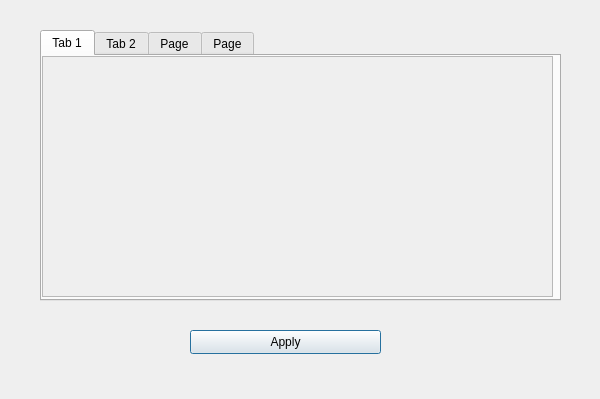
Above: WindowProjectSettings.ui from Kiukey/UnrealManager before the change. Below: the same form after it.
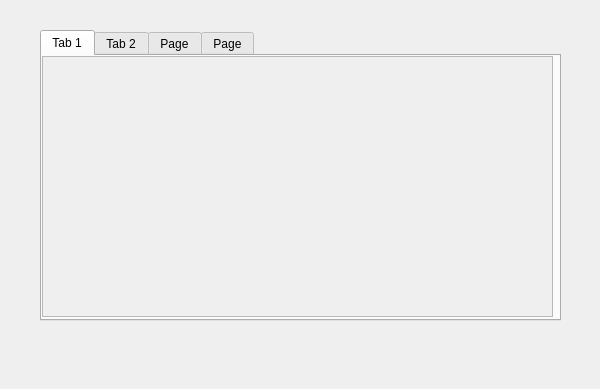
That is the form after the change. The open tabs and pages were chosen to show the change.

Commit message:
Changing settings of created project
by creating a new window inheriting from windowProjectSetting it is now possible to manage settings in creation window and apply them later

```diff
--- a/WindowProjectSettings.ui
+++ b/WindowProjectSettings.ui
@@ -7,7 +7,7 @@
     <x>0</x>
     <y>0</y>
     <width>600</width>
-    <height>399</height>
+    <height>389</height>
    </rect>
   </property>
   <property name="windowTitle">
@@ -19,7 +19,7 @@
      <x>40</x>
      <y>30</y>
      <width>521</width>
-     <height>271</height>
+     <height>291</height>
     </rect>
    </property>
    <property name="currentIndex">
@@ -35,7 +35,7 @@
        <x>0</x>
        <y>0</y>
        <width>511</width>
-       <height>241</height>
+       <height>261</height>
       </rect>
      </property>
      <property name="widgetResizable">
@@ -47,7 +47,7 @@
         <x>0</x>
         <y>0</y>
         <width>509</width>
-        <height>239</height>
+        <height>259</height>
        </rect>
       </property>
      </widget>
@@ -138,19 +138,6 @@
     </widget>
    </widget>
   </widget>
-  <widget class="QPushButton" name="applyButton">
-   <property name="geometry">
-    <rect>
-     <x>190</x>
-     <y>330</y>
-     <width>191</width>
-     <height>24</height>
-    </rect>
-   </property>
-   <property name="text">
-    <string>Apply</string>
-   </property>
-  </widget>
  </widget>
  <layoutdefault spacing="6" margin="11"/>
  <resources/>
```
Left out of the diff: 14 changed lines with no effect on the pictures. The commit also changes 18 other files.
